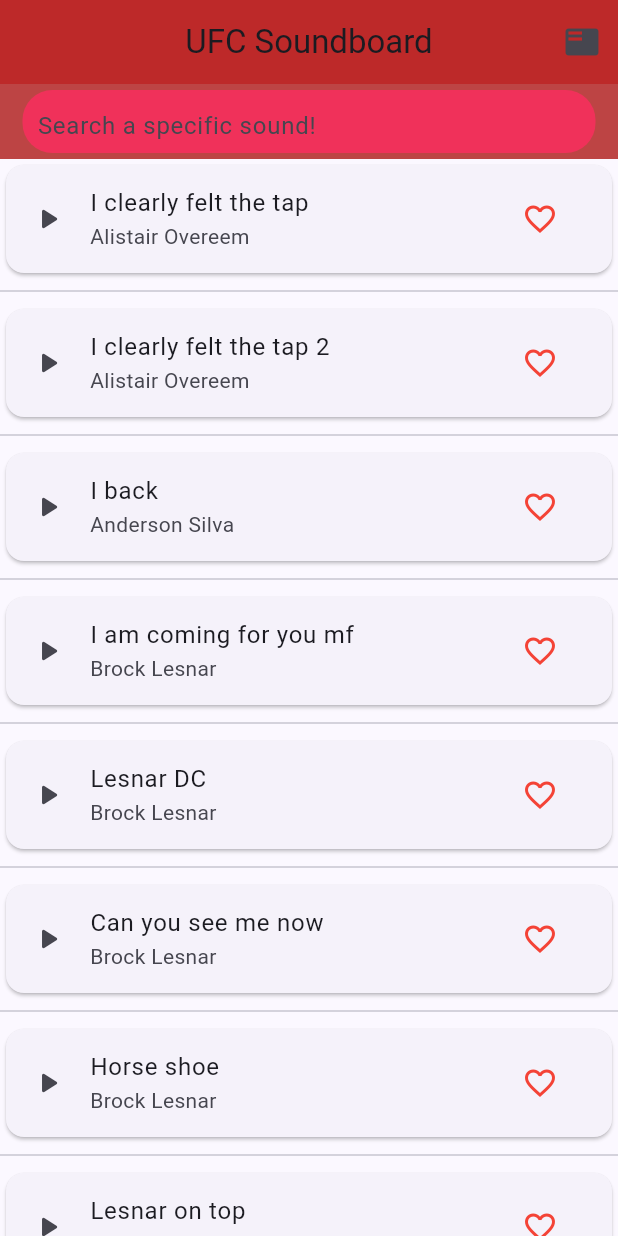
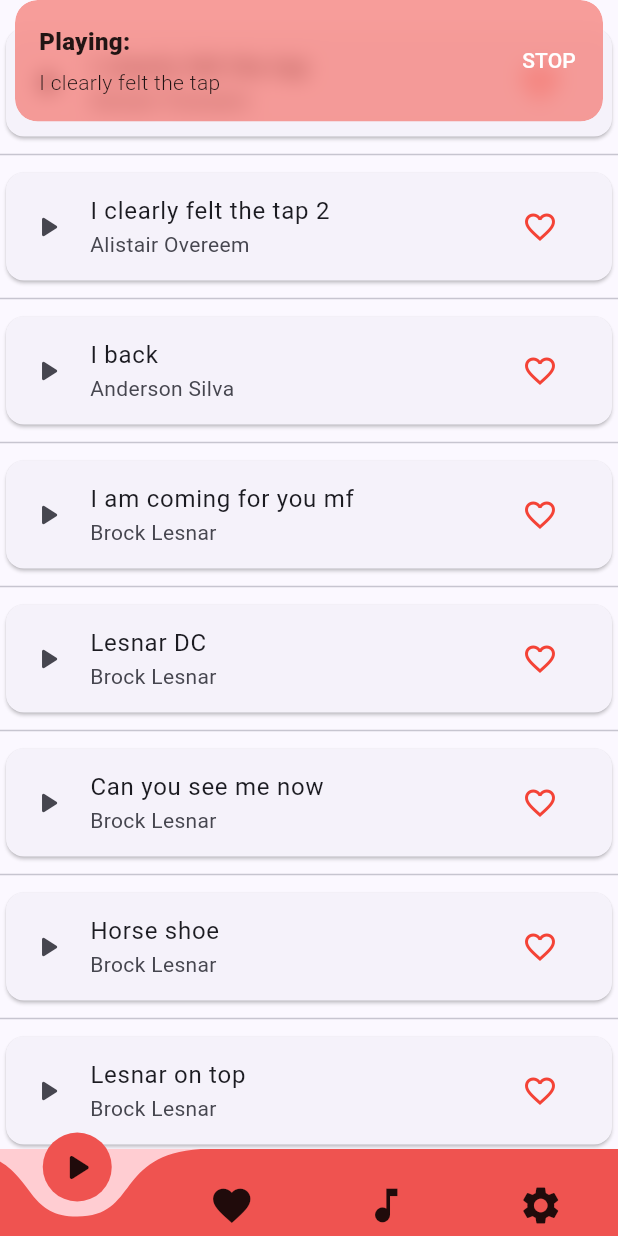
Before and after one commit to Nedimko123/ufcsoundboard, a Flutter app: the screen it shows after launch, after a tap on "I clearly felt the tap", on a phone screen of 412 x 824 dp. Run offline on Flutter 3.47's test engine with Material 2 defaults, Android fonts, the phone set to English and light mode, and no system bars; drawn by our look-alikes of curved_navigation_bar, scrollable_positioned_list; our stand-ins replace get, get_storage, just_audio, share_plus; missing offline and left inert: swipeable_page_route.

```diff
--- a/lib/main.dart
+++ b/lib/main.dart
@@ -1,19 +1,42 @@
 import 'package:flutter/material.dart';
+import 'package:get/get_navigation/get_navigation.dart';
+import 'package:ufcsoundboard/slider.dart';
+import 'package:ufcsoundboard/utils.dart';
 import './soundboard.dart';
 //Storing saved list
+import 'package:curved_navigation_bar/curved_navigation_bar.dart';
+import 'savedSounds.dart';
+import 'sounds.dart';
+import 'music.dart';
+import 'package:get_storage/get_storage.dart';
 
 void main() async {
 //Storing saved list
   WidgetsFlutterBinding.ensureInitialized();
+  await GetStorage.init();
   runApp(const MyAppStart());
 }
 
-class MyAppStart extends StatelessWidget {
+class MyAppStart extends StatefulWidget {
   const MyAppStart({Key? key}) : super(key: key);
 
   @override
+  State<MyAppStart> createState() => _MyAppStartState();
+}
+
+class _MyAppStartState extends State<MyAppStart> {
+  @override
+  int _page = 0;
+  GlobalKey<CurvedNavigationBarState> _bottomNavigationKey = GlobalKey();
+
+  List screens = [
+    MyApp(),
+    SavedSounds(),
+    Music(),
+    SoundSlider(),
+  ];
   Widget build(BuildContext context) {
-    return MaterialApp(
+    return GetMaterialApp(
       theme: ThemeData(
           colorSchemeSeed: Colors.indigo,
           brightness: Brightness.light,
@@ -23,7 +46,27 @@ class MyAppStart extends StatelessWidget {
           useMaterial3: true,
           brightness: Brightness.dark),
       debugShowCheckedModeBanner: false,
-      home: const MyApp(),
+      home: Scaffold(
+        bottomNavigationBar: CurvedNavigationBar(
+          index: _page,
+          height: 58,
+          backgroundColor: Colors.red.shade100,
+          items: <Widget>[
+            Icon(Icons.play_arrow_rounded, size: 30),
+            Icon(Icons.favorite, size: 30),
+            Icon(Icons.music_note, size: 30),
+            Icon(Icons.settings, size: 30),
+          ],
+          onTap: (index) {
+            setState(() {
+              _page = index;
+            });
+            //Handle button tap
+          },
+          color: Colors.red.shade400,
+        ),
+        body: screens[_page],
+      ),
     );
   }
 }
--- a/lib/soundboard.dart
+++ b/lib/soundboard.dart
@@ -3,6 +3,7 @@ import 'dart:io';
 
 import 'package:flutter/material.dart';
 import 'package:just_audio/just_audio.dart';
+import 'package:ufcsoundboard/slider.dart';
 
 import './sounds.dart';
 
@@ -17,6 +18,8 @@ import 'utils.dart';
 import 'package:scrollable_positioned_list/scrollable_positioned_list.dart';
 //Swipe
 import 'package:swipeable_page_route/swipeable_page_route.dart';
+import 'package:get/get.dart';
+
 //Duration and snackbar
 
 class MyApp extends StatefulWidget {
@@ -27,8 +30,6 @@ class MyApp extends StatefulWidget {
 }
 
 class _MyAppState extends State<MyApp> {
-  final AudioPlayer player = AudioPlayer();
-
   //Storing data and Loading it
 
   //
@@ -40,8 +41,17 @@ class _MyAppState extends State<MyApp> {
   @override
   void initState() {
     read();
+    readBox();
+    sliderreadBox();
 
+    player1.setVolume(box.read('slider1') as double);
+    player1.setPitch(box.read('slider2') as double);
     super.initState();
+  }
+
+  @override
+  void dispose() {
+    super.dispose();
   }
 
   void scrollToIndex(int index) {
@@ -74,13 +84,17 @@ class _MyAppState extends State<MyApp> {
     return Scaffold(
       body: Column(
         children: [
-            SizedBox(
+          Container(
+            height: 15,
+          ),
+          box.read('searchbar')
+              ? SizedBox(
                   child: Container(
                     decoration: const BoxDecoration(
                         color: Color.fromARGB(255, 189, 68, 68)),
                     child: Padding(
-                  padding:
-                      const EdgeInsets.symmetric(vertical: 4, horizontal: 15),
+                      padding: const EdgeInsets.symmetric(
+                          vertical: 4, horizontal: 15),
                       child: Container(
                         decoration: BoxDecoration(
                             color: const Color.fromARGB(255, 240, 49, 90),
@@ -93,7 +107,8 @@ class _MyAppState extends State<MyApp> {
                               setState(() {
                                 searchList = [];
                                 for (var map in soundBoard) {
-                              if (map["title"]!.contains(value.toLowerCase()) ||
+                                  if (map["title"]!
+                                          .contains(value.toLowerCase()) ||
                                       map['desc']!
                                           .toLowerCase()
                                           .contains(value.toLowerCase()) ||
@@ -116,6 +131,9 @@ class _MyAppState extends State<MyApp> {
                     ),
                   ),
                   height: 50,
+                )
+              : Container(
+                  height: 0,
                 ),
           Expanded(
             child: StreamBuilder<Object>(
@@ -146,8 +164,7 @@ class _MyAppState extends State<MyApp> {
                                     file.writeAsBytesSync(list);
                                     Share.shareFiles(['${file.path}']);
                                   },
-                                    leading:
-                                        const Icon(Icons.play_arrow_rounded),
+                                  leading: const Icon(Icons.play_arrow_rounded),
                                   trailing: IconButton(
                                       color: Colors.red,
                                       onPressed: () async {
@@ -169,49 +186,37 @@ class _MyAppState extends State<MyApp> {
                                       icon: checker(
                                               (searchList[index]['title']))
                                           ? const Icon(Icons.favorite)
-                                            : const Icon(
-                                                Icons.favorite_border)),
+                                          : const Icon(Icons.favorite_border)),
                                   title: Text(
                                       searchList[index]['desc'].toString()),
-                                    subtitle: Text(searchList[index]['category']
-                                        .toString()),
+                                  subtitle: Text(
+                                      searchList[index]['category'].toString()),
                                   onTap: () async {
-                                      ScaffoldMessenger.of(context)
-                                          .hideCurrentSnackBar();
-                                      var duration = await player.setAsset(
+                                    Get.closeCurrentSnackbar();
+                                    var duration = await player1.setAsset(
                                         'assets/' +
                                             searchList[index]['link']
                                                 .toString());
 
-                                      player.play();
-
-                                      ScaffoldMessenger.of(context)
-                                          .showSnackBar(
-                                        SnackBar(
-                                          behavior: SnackBarBehavior.floating,
+                                    player1.play();
+                                    Get.snackbar('Playing:',
+                                        '${searchList[index]['desc']}',
+                                        duration: duration,
                                         backgroundColor:
                                             Colors.red.withOpacity(0.5),
-                                          duration: duration as Duration,
-                                          content: SizedBox(
-                                            width: 100,
-                                            child: ListTile(
-                                              title: Text(
-                                                'Playing: ' +
-                                                    searchList[index]['desc']
-                                                        .toString(),
+                                        animationDuration:
+                                            Duration(milliseconds: 570),
+                                        mainButton: TextButton(
+                                          onPressed: () {
+                                            player1.stop();
+                                            Get.closeCurrentSnackbar();
+                                          },
+                                          child: const Text(
+                                            'STOP',
+                                            style:
+                                                TextStyle(color: Colors.white),
                                           ),
-                                              trailing: ElevatedButton(
-                                                onPressed: () {
-                                                  player.stop();
-                                                  ScaffoldMessenger.of(context)
-                                                      .hideCurrentSnackBar();
-                                                },
-                                                child: const Text('STOP'),
-                                              ),
-                                            ),
-                                          ),
-                                        ),
-                                      );
+                                        ));
                                   },
                                 ),
                               ],
@@ -230,49 +235,13 @@ class _MyAppState extends State<MyApp> {
       //   children: [
       //     ElevatedButton(
       //         onPressed: () async {
-        //           await player.setUrl(
+      //           await player1.setUrl(
       //               'https://admiralbullbot.github.io/playsounds/files/new/archbalanced.ogg');
-        //           player.play();
+      //           player1.play();
       //         },
       //         child: Text('Fus Ro Dah')),
       //   ],
       // ),
-        appBar: AppBar(
-            actions: [
-              IconButton(
-                  onPressed: () {
-                    Navigator.push(
-                        context,
-                        SwipeablePageRoute(
-                            builder: ((context) => const SavedSounds())))
-                      ..then((value) {
-                        setState(() {});
-                      });
-                  },
-                  icon: const Icon(Icons.featured_play_list))
-            ],
-            // actions: [
-            //   PopupMenuButton(
-            //       onSelected: (value) {
-            //         if (value == 1) {
-            //           Navigator.push(
-            //               context,
-            //               SwipeablePageRoute(
-            //                   builder: ((context) => const SavedSounds())))
-            //             ..then(((value) {
-            //               setState(() {});
-            //             }));
-            //         }
-            //       },
-            //       itemBuilder: ((context) => [
-            //             const PopupMenuItem(
-            //               value: 1,
-            //               child: const Text('Favourites'),
-            //             )
-            //           ]))
-            // ],
-            centerTitle: true,
-            backgroundColor: const Color.fromARGB(255, 189, 41, 41),
-            title: const Text('UFC Soundboard')));
+    );
   }
 }
--- a/lib/utils.dart
+++ b/lib/utils.dart
@@ -5,7 +5,26 @@ import 'dart:convert';
 import 'dart:io';
 import 'package:just_audio/just_audio.dart';
 
-final AudioPlayer player123 = AudioPlayer();
+import 'package:get_storage/get_storage.dart';
+
+final AudioPlayer player1 = AudioPlayer();
+
+final box = GetStorage();
+
+void readBox() {
+  if (box.read('searchbar') == null) {
+    box.write('searchbar', false);
+    print('Box made');
+  }
+  print('Box already made');
+}
+
+void sliderreadBox() {
+  if (box.read('slider1') == null || box.read('slider2') == null) {
+    box.write('slider1', 1.0);
+    box.write('slider2', 1.0);
+  }
+}
 
 write(String text) async {
   final Directory directory = await getApplicationDocumentsDirectory();
--- a/pubspec.yaml
+++ b/pubspec.yaml
@@ -15,7 +15,7 @@ publish_to: 'none' # Remove this line if you wish to publish to pub.dev
 # In iOS, build-name is used as CFBundleShortVersionString while build-number used as CFBundleVersion.
 # Read more about iOS versioning at
 # https://developer.apple.com/library/archive/documentation/General/Reference/InfoPlistKeyReference/Articles/CoreFoundationKeys.html
-version: 1.0.0+4
+version: 1.0.0+8
 
 environment:
   sdk: ">=2.16.1 <3.0.0"
@@ -42,6 +42,9 @@ dependencies:
   liquid_swipe: ^2.1.1
   swipeable_page_route: ^0.2.6
   flutter_launcher_icons: ^0.9.2
+  curved_navigation_bar: ^1.0.3
+  get: ^4.6.1
+  get_storage: ^2.0.3
 
 
 
```
Also changed, not shown: lib/music.dart (+20 -39 lines), lib/savedSounds.dart (+22 -26 lines), lib/slider.dart (added, +102 -0 lines), pubspec.lock. Lines whose indentation alone changed are shown as unchanged.
